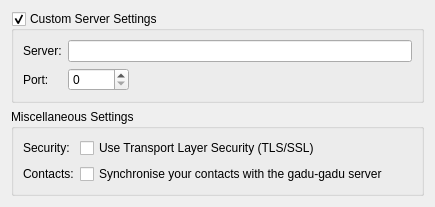
First picture: the form in sunshine/sunshine-advanced-options-widget.ui, repository KDE/ktp-accounts-kcm, before the edit.
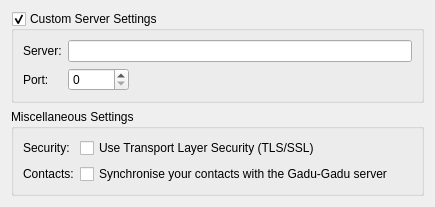
Second picture: the form after the edit. Custom widgets are drawn as their Qt base class.

The edit to the form file:
```diff
--- a/sunshine/sunshine-advanced-options-widget.ui
+++ b/sunshine/sunshine-advanced-options-widget.ui
@@ -79,7 +79,7 @@
          <string>Enable loose routing as per RFC 3261</string>
         </property>
         <property name="text">
-         <string>Synchronise your contacts with the gadu-gadu server</string>
+         <string>Synchronise your contacts with the Gadu-Gadu server</string>
         </property>
        </widget>
       </item>
```
